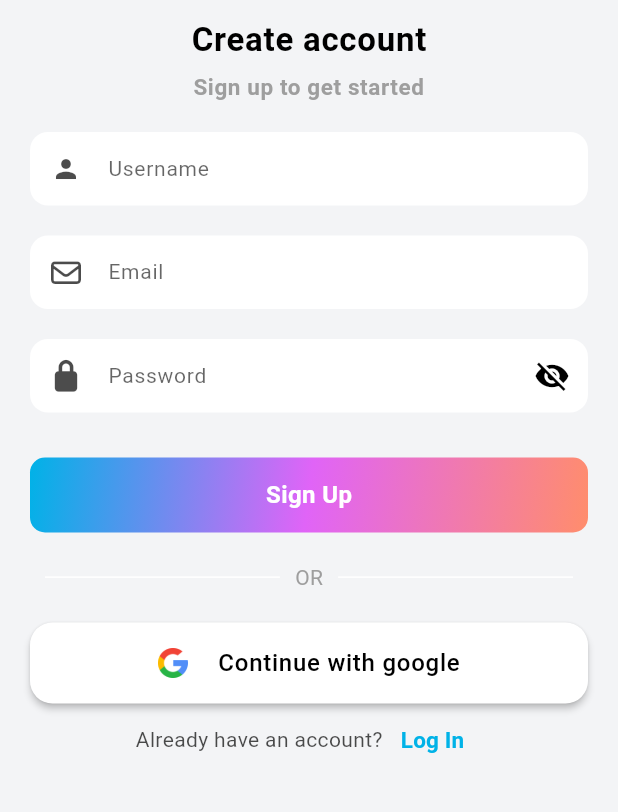
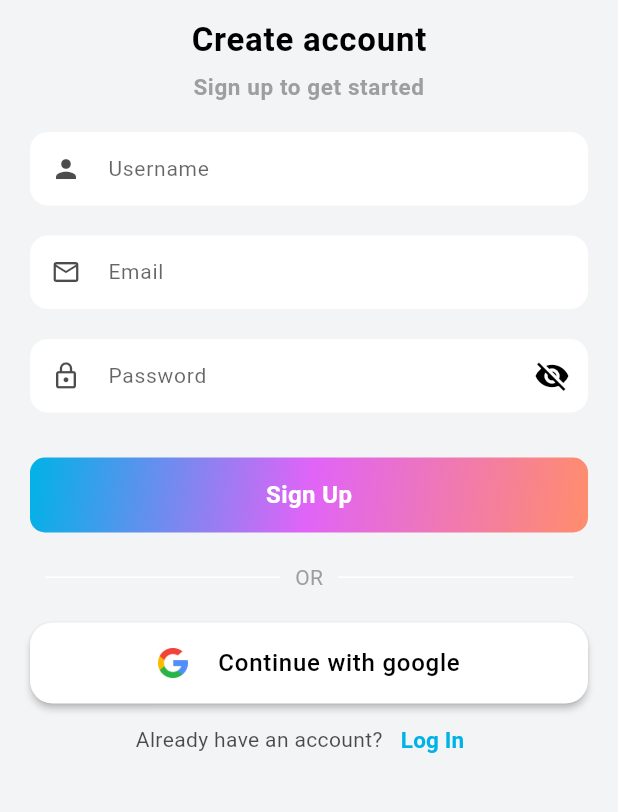
Before and after one commit to usamasultan2018/Expense_Nest, a Flutter app: the LoginScreen screen opened by its route, after a tap on "Sign Up", on a phone screen of 412 x 824 dp, the part 240-1052 px from its top. Run offline on Flutter 3.47's test engine with Material 3 defaults, Android fonts, the phone set to English and light mode, and no system bars; drawn by our look-alikes of flutter_animate; our stand-ins replace animate_do, animated_custom_dropdown, auto_size_text, cached_network_image, cloud_firestore, dots_indicator and 9 more; missing offline and left inert: flutter_email_sender; accounts and stored records are empty.

Commit message:
remove the package and fontawesome

```diff
--- a/lib/features/auth/view/login/widgets/login_emailTextfield.dart
+++ b/lib/features/auth/view/login/widgets/login_emailTextfield.dart
@@ -1,7 +1,6 @@
 import 'package:expense_tracker/core/components/custom_textfield.dart';
 import 'package:expense_tracker/features/auth/controller/auth_controller.dart';
 import 'package:flutter/material.dart';
-import 'package:font_awesome_flutter/font_awesome_flutter.dart';
 import 'package:provider/provider.dart';
 
 class LoginEmailTextField extends StatelessWidget {
@@ -14,7 +13,7 @@ class LoginEmailTextField extends StatelessWidget {
         return CustomTextField(
             controller: value.emailController,
             hintText: "Email",
-            iconData: FontAwesomeIcons.envelope,
+            iconData: Icons.email_outlined,
             obscureText: false);
       },
     );
--- a/lib/features/auth/view/login/widgets/login_password_textfield.dart
+++ b/lib/features/auth/view/login/widgets/login_password_textfield.dart
@@ -1,7 +1,6 @@
 import 'package:expense_tracker/core/components/custom_textfield.dart';
 import 'package:expense_tracker/features/auth/controller/auth_controller.dart';
 import 'package:flutter/material.dart';
-import 'package:font_awesome_flutter/font_awesome_flutter.dart';
 import 'package:provider/provider.dart';
 
 class LoginPasswordTextField extends StatelessWidget {
@@ -22,7 +21,7 @@ class LoginPasswordTextField extends StatelessWidget {
           ),
           controller: value.passwordController,
           hintText: "Password",
-          iconData: FontAwesomeIcons.lock,
+          iconData: Icons.lock_outline,
           obscureText: value.isPasswordVisible,
         );
       },
--- a/lib/features/auth/view/signup/widget/signup_email.dart
+++ b/lib/features/auth/view/signup/widget/signup_email.dart
@@ -1,7 +1,6 @@
 import 'package:expense_tracker/core/components/custom_textfield.dart';
 import 'package:expense_tracker/features/auth/controller/auth_controller.dart';
 import 'package:flutter/material.dart';
-import 'package:font_awesome_flutter/font_awesome_flutter.dart';
 import 'package:provider/provider.dart';
 
 class SignupEmail extends StatelessWidget {
@@ -14,7 +13,7 @@ class SignupEmail extends StatelessWidget {
         return CustomTextField(
           hintText: "Email",
           controller: value.emailController,
-          iconData: FontAwesomeIcons.envelope,
+          iconData: Icons.email_outlined,
           obscureText: false,
         );
       },
--- a/lib/features/auth/view/signup/widget/signup_password.dart
+++ b/lib/features/auth/view/signup/widget/signup_password.dart
@@ -1,7 +1,6 @@
 import 'package:expense_tracker/core/components/custom_textfield.dart';
 import 'package:expense_tracker/features/auth/controller/auth_controller.dart';
 import 'package:flutter/material.dart';
-import 'package:font_awesome_flutter/font_awesome_flutter.dart';
 import 'package:provider/provider.dart';
 
 class SignupPassword extends StatelessWidget {
@@ -14,7 +13,7 @@ class SignupPassword extends StatelessWidget {
         return CustomTextField(
           hintText: "Password",
           controller: value.passwordController,
-          iconData: FontAwesomeIcons.lock,
+          iconData: Icons.lock_outline,
           obscureText: value.isPasswordVisible,
           suffixIcon: IconButton(
             icon: Icon(
--- a/lib/features/dashboard/view/bottom_nav/bottom_navigator.dart
+++ b/lib/features/dashboard/view/bottom_nav/bottom_navigator.dart
@@ -4,7 +4,6 @@ import 'package:expense_tracker/features/dashboard/view/home/home_screen.dart';
 import 'package:expense_tracker/core/theme/appColors.dart';
 import 'package:flutter/cupertino.dart';
 import 'package:flutter/material.dart';
-import 'package:font_awesome_flutter/font_awesome_flutter.dart';
 
 class BottomNavigatorWidget extends StatefulWidget {
   const BottomNavigatorWidget({super.key});
@@ -52,7 +51,7 @@ class _BottomNavigatorWidgetState extends State<BottomNavigatorWidget> {
               // Home Icon
               Expanded(
                 child: _buildNavItem(
-                  icon: FontAwesomeIcons.house,
+                  icon: Icons.home,
                   index: 0,
                 ),
               ),
@@ -92,7 +91,7 @@ class _BottomNavigatorWidgetState extends State<BottomNavigatorWidget> {
               // Stats Icon
               Expanded(
                 child: _buildNavItem(
-                  icon: FontAwesomeIcons.chartLine,
+                  icon:Icons.bar_chart,
                   index: 1,
                 ),
               ),
--- a/lib/features/dashboard/view/profile/my_account/widgets/edit_profile_sheet.dart
+++ b/lib/features/dashboard/view/profile/my_account/widgets/edit_profile_sheet.dart
@@ -6,7 +6,6 @@ import 'package:expense_tracker/core/models/user.dart';
 import 'package:expense_tracker/core/theme/appColors.dart';
 import 'package:expense_tracker/features/user/controller/user_controller.dart';
 import 'package:flutter/material.dart';
-import 'package:font_awesome_flutter/font_awesome_flutter.dart';
 import 'package:image_picker/image_picker.dart';
 import 'package:provider/provider.dart';
 
@@ -162,7 +161,7 @@ class _EditProfileContent extends StatelessWidget {
                 CustomTextField(
                   controller: userController.usernameController,
                   hintText: "Username",
-                  iconData: FontAwesomeIcons.user,
+                  iconData: Icons.person_outline,
                   obscureText: false,
                 ),
 
@@ -173,7 +172,7 @@ class _EditProfileContent extends StatelessWidget {
                   controller: userController.emailController,
                   readOnly: true,
                   hintText: "Email",
-                  iconData: FontAwesomeIcons.envelope,
+                  iconData: Icons.email_outlined,
                   obscureText: false,
                 ),
 
--- a/lib/features/dashboard/view/profile/profile_screen.dart
+++ b/lib/features/dashboard/view/profile/profile_screen.dart
@@ -1,13 +1,10 @@
-import 'package:expense_tracker/core/components/banner_ad_widget.dart';
 import 'package:expense_tracker/core/components/custom_tile.dart';
-import 'package:expense_tracker/core/components/fade_effect.dart';
 import 'package:expense_tracker/core/components/loading_widget.dart';
 import 'package:expense_tracker/core/components/profile_avatar.dart';
 import 'package:expense_tracker/core/theme/appColors.dart';
 import 'package:expense_tracker/features/dashboard/view/profile/settings/setting_screens.dart';
 import 'package:expense_tracker/features/user/controller/user_controller.dart';
 import 'package:flutter/material.dart';
-import 'package:font_awesome_flutter/font_awesome_flutter.dart';
 import 'package:go_router/go_router.dart';
 import 'package:provider/provider.dart';
 
@@ -127,7 +124,7 @@ class ProfileScreen extends StatelessWidget {
                     context.push("/appearance");
                   },
                   title: "Appearance",
-                  iconData: FontAwesomeIcons.paintRoller,
+                  iconData: Icons.palette_outlined,
                   bckColor: AppColors.yellow,
                 ),
 
```
Also changed, not shown: pubspec.yaml (+1 -12 lines), pubspec.lock.
